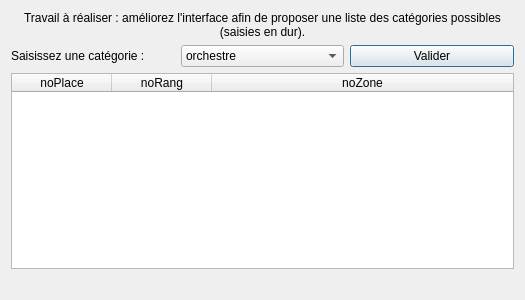
The window that Theatre_Project/gui/fct_comp_2.ui (ALLian96/Projet2018BD) describes before a commit, drawn with Qt 5.
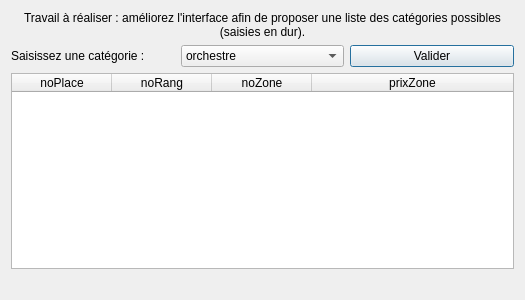
The same window after the commit.

Patch:
```diff
--- a/Theatre_Project/gui/fct_comp_2.ui
+++ b/Theatre_Project/gui/fct_comp_2.ui
@@ -93,6 +93,11 @@
        <string>noZone</string>
       </property>
      </column>
+     <column>
+      <property name="text">
+       <string>prixZone</string>
+      </property>
+     </column>
     </widget>
    </item>
    <item>
```
Left out of the diff: 2 changed lines with no effect on the pictures.
